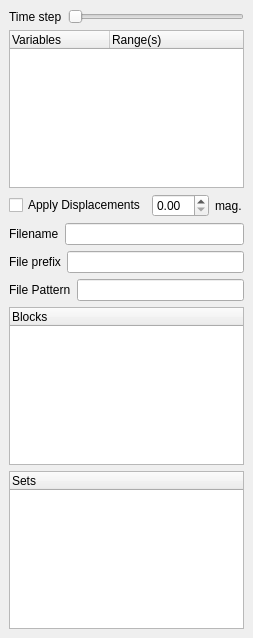
Before: the Qt Designer form GUI/Client/Widgets/pqExodusPanel.ui in wildmichael/ParaView3-enhancements-old, drawn with Qt 5.
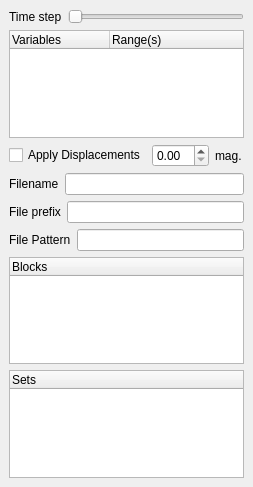
After: the same form once the commit is applied.

Commit message: ENH:  Move ScrollArea from auto panel generator to pqObjectInspectorWidget, so       all panels can have that.  Updating tests for this change in widget       heirarchy.       Add context menus for turning all selections on/off in the exodus panel.

The edit to the form file:
```diff
--- a/GUI/Client/Widgets/pqExodusPanel.ui
+++ b/GUI/Client/Widgets/pqExodusPanel.ui
@@ -9,9 +9,17 @@
     <x>0</x>
     <y>0</y>
     <width>253</width>
-    <height>638</height>
+    <height>487</height>
    </rect>
   </property>
+  <property name="sizePolicy" >
+   <sizepolicy>
+    <hsizetype>5</hsizetype>
+    <vsizetype>5</vsizetype>
+    <horstretch>0</horstretch>
+    <verstretch>0</verstretch>
+   </sizepolicy>
+  </property>
   <property name="windowTitle" >
    <string>Form</string>
   </property>
@@ -54,6 +62,12 @@
    </item>
    <item row="7" column="0" >
     <widget class="QTreeWidget" name="Sets" >
+     <property name="minimumSize" >
+      <size>
+       <width>0</width>
+       <height>100</height>
+      </size>
+     </property>
      <property name="rootIsDecorated" >
       <bool>false</bool>
      </property>
@@ -150,6 +164,12 @@
    </item>
    <item row="6" column="0" >
     <widget class="QTreeWidget" name="BlockArrayStatus" >
+     <property name="minimumSize" >
+      <size>
+       <width>0</width>
+       <height>100</height>
+      </size>
+     </property>
      <property name="rootIsDecorated" >
       <bool>false</bool>
      </property>
@@ -162,6 +182,12 @@
    </item>
    <item row="1" column="0" >
     <widget class="QTreeWidget" name="Variables" >
+     <property name="minimumSize" >
+      <size>
+       <width>0</width>
+       <height>100</height>
+      </size>
+     </property>
      <property name="rootIsDecorated" >
       <bool>false</bool>
      </property>
```
The commit also changes 8 other files.
